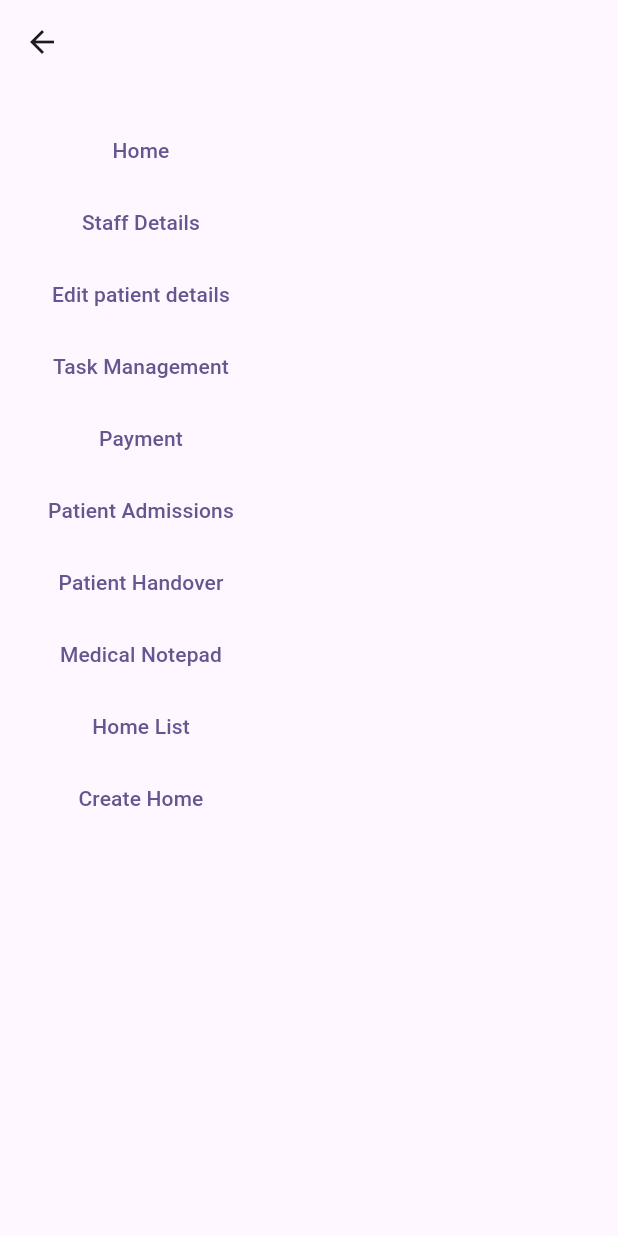
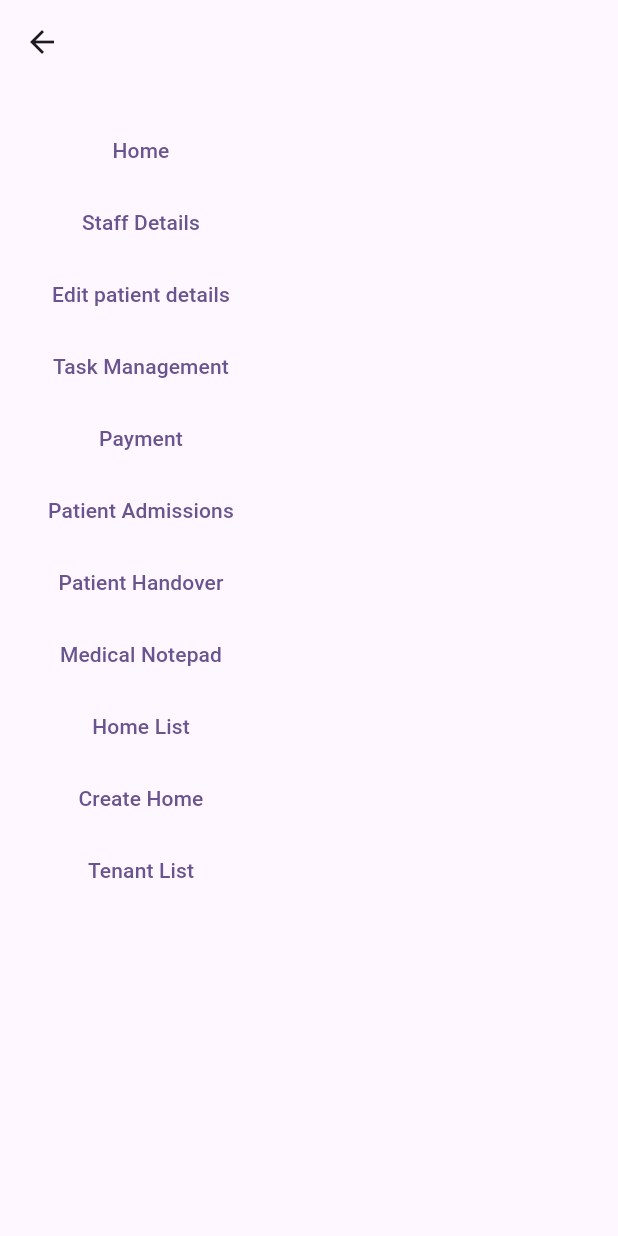
Before and after one commit to sudan04/MediQueue-Notify-Frontend-, a Flutter app: the WelcomePage screen opened directly, on a phone screen of 412 x 824 dp. Run offline on Flutter 3.47's test engine with Material 3 defaults, Android fonts, the phone set to English and light mode, and no system bars; our stand-ins replace google_nav_bar, image_picker; network calls fail.

Commit message:
tenant_list page created

```diff
--- /dev/null
+++ b/medi_queue_notify/lib/Model/tenant.dart
@@ -0,0 +1,15 @@
+import 'package:medi_queue_notify/Model/staff.dart';
+
+class Tenant {
+  final String name;
+  final int phone;
+  final Staff admin;
+  final String logoUrl;
+
+  Tenant({
+    required this.name,
+    required this.phone,
+    required this.admin,
+    required this.logoUrl,
+  });
+}
--- a/medi_queue_notify/lib/pages/welcome_page.dart
+++ b/medi_queue_notify/lib/pages/welcome_page.dart
@@ -10,6 +10,7 @@ import 'package:medi_queue_notify/pages/task/task_page.dart';
 import 'package:medi_queue_notify/pages/home_page.dart';
 import 'package:medi_queue_notify/pages/auth/payment_gateway_page.dart';
 import 'package:medi_queue_notify/pages/task/task_management.dart';
+import 'package:medi_queue_notify/pages/tenant_list.dart';
 import 'package:medi_queue_notify/utils/lists.dart';
 
 class WelcomePage extends StatelessWidget {
@@ -119,7 +120,8 @@ class WelcomePage extends StatelessWidget {
                   );
                 },
                 child: Text("Home List"),
-              ),TextButton(
+              ),
+              TextButton(
                 onPressed: () {
                   Navigator.push(
                     context,
@@ -128,6 +130,15 @@ class WelcomePage extends StatelessWidget {
                 },
                 child: Text("Create Home"),
               ),
+              TextButton(
+                onPressed: () {
+                  Navigator.push(
+                    context,
+                    MaterialPageRoute(builder: (context) => TenantList()),
+                  );
+                },
+                child: Text("Tenant List"),
+              ),
             ],
           ),
         ),
--- a/medi_queue_notify/lib/utils/lists.dart
+++ b/medi_queue_notify/lib/utils/lists.dart
@@ -3,6 +3,7 @@ import 'package:medi_queue_notify/Model/medicine.dart';
 import 'package:medi_queue_notify/Model/patient.dart';
 import 'package:medi_queue_notify/Model/staff.dart';
 import 'package:medi_queue_notify/Model/task.dart';
+import 'package:medi_queue_notify/Model/tenant.dart';
 
 class Lists {
   static List<Staff> allStaff = [
@@ -121,7 +122,6 @@ class Lists {
       admissionDate: "2025-05-28",
       status: "Admitted",
     ),
-
   ];
 
   static List<Medicine> medicines = [
@@ -167,4 +167,25 @@ class Lists {
       dateTime: "2024-07-24 04:30 PM",
     ),
   ];
+
+  static List<Tenant> tenants = [
+    Tenant(
+      name: "John Doe",
+      phone: 9834763322,
+      admin: Lists.allStaff[0],
+      logoUrl: 'https://i.pravatar.cc/150?img=1',
+    ),
+    Tenant(
+      name: "Alice",
+      phone: 9722763322,
+      admin: Lists.allStaff[1],
+      logoUrl: 'https://i.pravatar.cc/150?img=1',
+    ),
+    Tenant(
+      name: "Jackson",
+      phone: 9834889322,
+      admin: Lists.allStaff[2],
+      logoUrl: 'https://i.pravatar.cc/150?img=1',
+    ),
+  ];
 }
--- a/medi_queue_notify/lib/widgets/home_list_table.dart
+++ b/medi_queue_notify/lib/widgets/home_list_table.dart
@@ -1,9 +1,8 @@
 import 'package:flutter/material.dart';
 
 class HomeListTable extends StatelessWidget {
-  HomeListTable({super.key});
-
-  final List<String> homes = ["Home1", "Home2", "Home3", "Home4", "Home5"];
+  const HomeListTable({super.key, required this.homes});
+  final List<String> homes;
 
   @override
   Widget build(BuildContext context) {
```
Also changed, not shown: medi_queue_notify/lib/pages/create_home.dart (+8 -8 lines), medi_queue_notify/lib/pages/home_list.dart (+20 -5 lines), medi_queue_notify/lib/pages/tenant_list.dart (added, +48 -0 lines), medi_queue_notify/lib/widgets/tenant_list_table.dart (added, +106 -0 lines).
